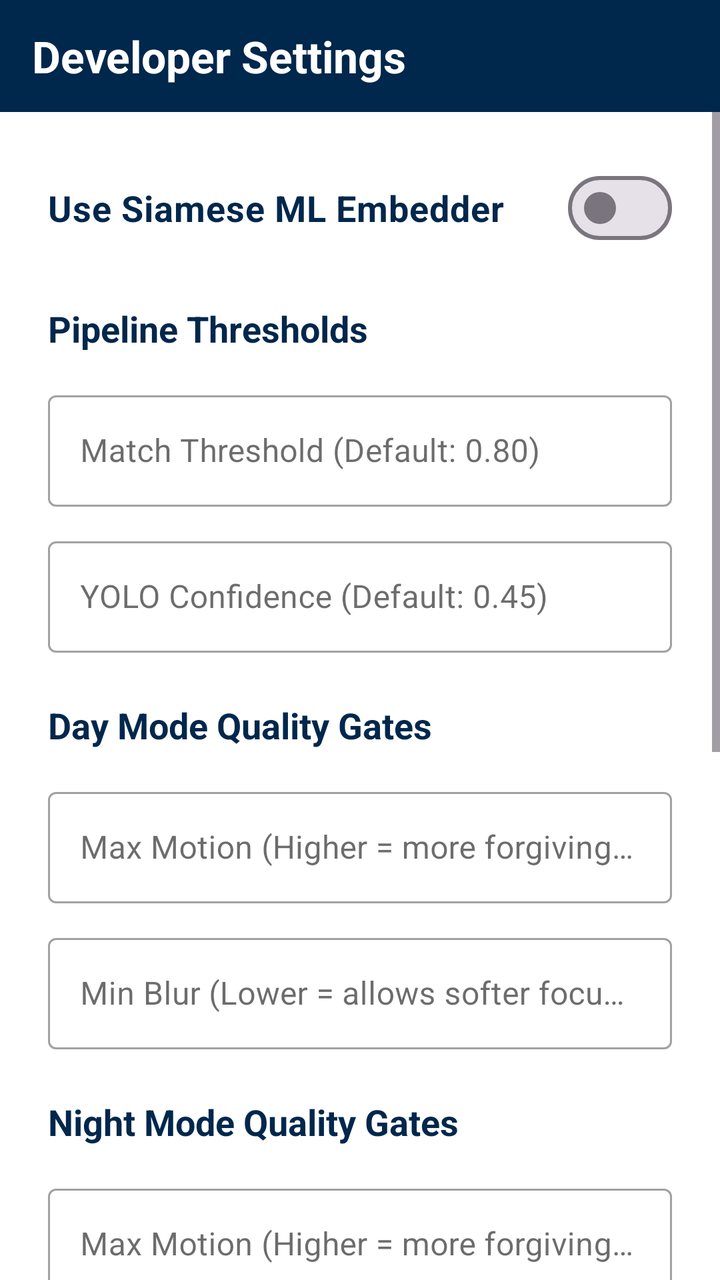
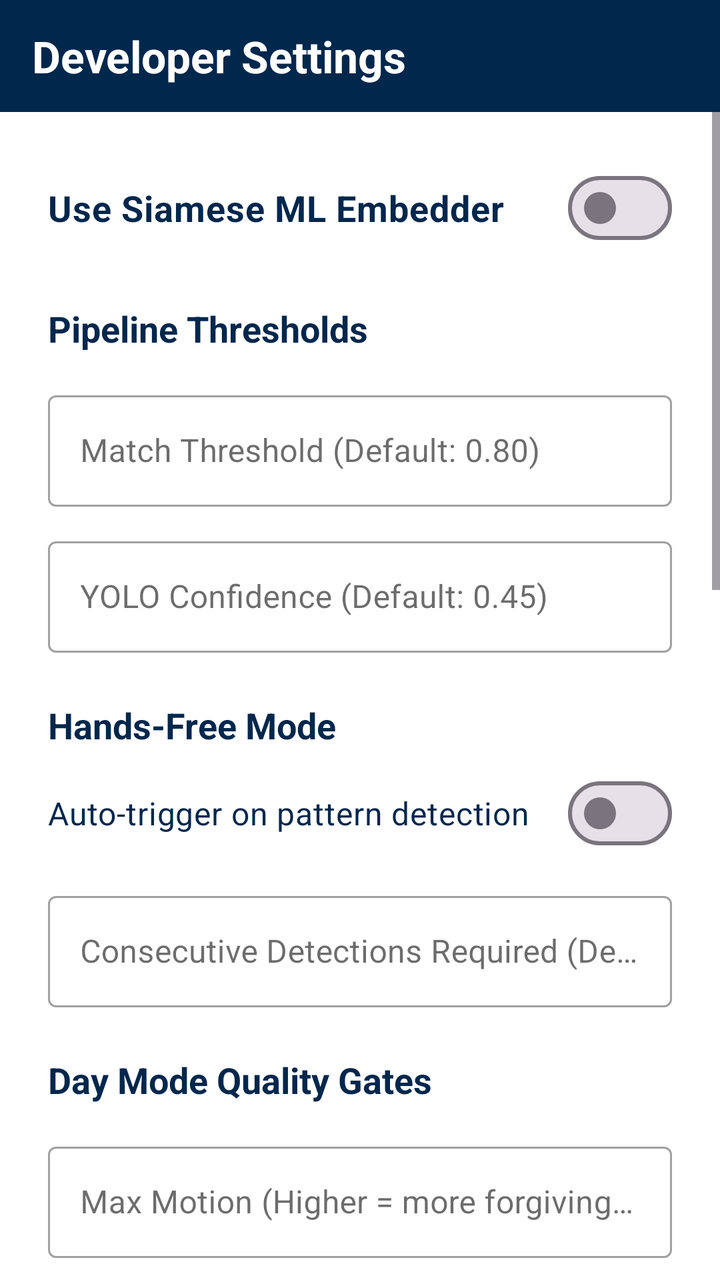

An Android layout rendered at two revisions. The XML below is the earlier revision; the diff shows what the commit changed to produce the second picture.
<!-- AndroidManifest.xml: application theme Theme.TapeWear -->
<!-- res/layout/activity_settings.xml -->
<?xml version="1.0" encoding="utf-8"?>
<LinearLayout xmlns:android="http://schemas.android.com/apk/res/android"
    xmlns:app="http://schemas.android.com/apk/res-auto"
    android:layout_width="match_parent"
    android:layout_height="match_parent"
    android:orientation="vertical"
    android:focusable="true"
    android:focusableInTouchMode="true"
    android:background="@color/tw_bg">

    <com.google.android.material.appbar.MaterialToolbar
        android:id="@+id/settingsToolbar"
        android:layout_width="match_parent"
        android:layout_height="56dp"
        android:background="@color/umich_blue"
        android:elevation="4dp"
        app:title="Developer Settings"
        app:titleTextColor="@color/tw_bg" />

    <ScrollView
        android:layout_width="match_parent"
        android:layout_height="match_parent"
        android:scrollbars="vertical">

        <LinearLayout
            android:layout_width="match_parent"
            android:layout_height="wrap_content"
            android:paddingStart="24dp"
            android:paddingEnd="24dp"
            android:paddingTop="24dp"
            android:paddingBottom="120dp"
            android:orientation="vertical"
            android:descendantFocusability="beforeDescendants"
            android:focusable="true"
            android:focusableInTouchMode="true">

            <com.google.android.material.materialswitch.MaterialSwitch
                android:id="@+id/switchUseML"
                android:layout_width="match_parent"
                android:layout_height="wrap_content"
                android:text="Use Siamese ML Embedder"
                android:textSize="18sp"
                android:textStyle="bold"
                android:textColor="@color/umich_blue"
                android:layout_marginBottom="24dp" />

            <TextView
                android:layout_width="wrap_content"
                android:layout_height="wrap_content"
                android:text="Pipeline Thresholds"
                android:textSize="18sp"
                android:textStyle="bold"
                android:textColor="@color/umich_blue"
                android:layout_marginBottom="16dp" />

            <com.google.android.material.textfield.TextInputLayout
                android:layout_width="match_parent"
                android:layout_height="wrap_content"
                android:hint="Match Threshold (Default: 0.80)"
                style="@style/Widget.MaterialComponents.TextInputLayout.OutlinedBox">
                <com.google.android.material.textfield.TextInputEditText
                    android:id="@+id/inputMatchThreshold"
                    android:layout_width="match_parent"
                    android:layout_height="wrap_content"
                    android:inputType="numberDecimal" />
            </com.google.android.material.textfield.TextInputLayout>

            <com.google.android.material.textfield.TextInputLayout
                android:layout_width="match_parent"
                android:layout_height="wrap_content"
                android:layout_marginTop="12dp"
                android:hint="YOLO Confidence (Default: 0.45)"
                style="@style/Widget.MaterialComponents.TextInputLayout.OutlinedBox">
                <com.google.android.material.textfield.TextInputEditText
                    android:id="@+id/inputYoloConf"
                    android:layout_width="match_parent"
                    android:layout_height="wrap_content"
                    android:inputType="numberDecimal" />
            </com.google.android.material.textfield.TextInputLayout>

            <TextView
                android:layout_width="wrap_content"
                android:layout_height="wrap_content"
                android:text="Day Mode Quality Gates"
                android:textSize="18sp"
                android:textStyle="bold"
                android:textColor="@color/umich_blue"
                android:layout_marginTop="24dp"
                android:layout_marginBottom="16dp" />

            <com.google.android.material.textfield.TextInputLayout
                android:layout_width="match_parent"
                android:layout_height="wrap_content"
                android:hint="Max Motion (Higher = more forgiving, Default: 30.0)"
                style="@style/Widget.MaterialComponents.TextInputLayout.OutlinedBox">
                <com.google.android.material.textfield.TextInputEditText
                    android:id="@+id/inputDayMotionMax"
                    android:layout_width="match_parent"
                    android:layout_height="wrap_content"
                    android:inputType="numberDecimal" />
            </com.google.android.material.textfield.TextInputLayout>

            <com.google.android.material.textfield.TextInputLayout
                android:layout_width="match_parent"
                android:layout_height="wrap_content"
                android:layout_marginTop="12dp"
                android:hint="Min Blur (Lower = allows softer focus, Default: 10.0)"
                style="@style/Widget.MaterialComponents.TextInputLayout.OutlinedBox">
                <com.google.android.material.textfield.TextInputEditText
                    android:id="@+id/inputDayBlurMin"
                    android:layout_width="match_parent"
                    android:layout_height="wrap_content"
                    android:inputType="numberDecimal" />
            </com.google.android.material.textfield.TextInputLayout>

            <TextView
                android:layout_width="wrap_content"
                android:layout_height="wrap_content"
                android:text="Night Mode Quality Gates"
                android:textSize="18sp"
                android:textStyle="bold"
                android:textColor="@color/umich_blue"
                android:layout_marginTop="24dp"
                android:layout_marginBottom="16dp" />

            <com.google.android.material.textfield.TextInputLayout
                android:layout_width="match_parent"
                android:layout_height="wrap_content"
                android:hint="Max Motion (Higher = more forgiving, Default: 30.0)"
                style="@style/Widget.MaterialComponents.TextInputLayout.OutlinedBox">
                <com.google.android.material.textfield.TextInputEditText
                    android:id="@+id/inputNightMotionMax"
                    android:layout_width="match_parent"
                    android:layout_height="wrap_content"
                    android:inputType="numberDecimal" />
            </com.google.android.material.textfield.TextInputLayout>

            <com.google.android.material.textfield.TextInputLayout
                android:layout_width="match_parent"
                android:layout_height="wrap_content"
                android:layout_marginTop="12dp"
                android:hint="Min Blur (Lower = allows softer focus, Default: 10.0)"
                style="@style/Widget.MaterialComponents.TextInputLayout.OutlinedBox">
                <com.google.android.material.textfield.TextInputEditText
                    android:id="@+id/inputNightBlurMin"
                    android:layout_width="match_parent"
                    android:layout_height="wrap_content"
                    android:inputType="numberDecimal" />
            </com.google.android.material.textfield.TextInputLayout>

            <TextView
                android:layout_width="wrap_content"
                android:layout_height="wrap_content"
                android:text="Registration Capture"
                android:textSize="18sp"
                android:textStyle="bold"
                android:textColor="@color/umich_blue"
                android:layout_marginTop="24dp"
                android:layout_marginBottom="16dp" />

            <com.google.android.material.textfield.TextInputLayout
                android:layout_width="match_parent"
                android:layout_height="wrap_content"
                android:hint="Burst Duration (ms) (Default: 10000)"
                style="@style/Widget.MaterialComponents.TextInputLayout.OutlinedBox">
                <com.google.android.material.textfield.TextInputEditText
                    android:id="@+id/inputRegBurstMs"
                    android:layout_width="match_parent"
                    android:layout_height="wrap_content"
                    android:inputType="number" />
            </com.google.android.material.textfield.TextInputLayout>

            <com.google.android.material.textfield.TextInputLayout
                android:layout_width="match_parent"
                android:layout_height="wrap_content"
                android:layout_marginTop="12dp"
                android:hint="Target Good Frames (Default: 5)"
                style="@style/Widget.MaterialComponents.TextInputLayout.OutlinedBox">
                <com.google.android.material.textfield.TextInputEditText
                    android:id="@+id/inputRegFrames"
                    android:layout_width="match_parent"
                    android:layout_height="wrap_content"
                    android:inputType="number" />
            </com.google.android.material.textfield.TextInputLayout>

            <LinearLayout
                android:layout_width="match_parent"
                android:layout_height="wrap_content"
                android:orientation="horizontal"
                android:layout_marginTop="32dp"
                android:gravity="center_horizontal">

                <Button
                    android:id="@+id/btnResetSettings"
                    style="@style/Widget.MaterialComponents.Button.TextButton"
                    android:layout_width="0dp"
                    android:layout_height="48dp"
                    android:layout_weight="1"
                    android:text="Restore Defaults"
                    android:textColor="@android:color/darker_gray" />

                <Space
                    android:layout_width="16dp"
                    android:layout_height="wrap_content" />

                <Button
                    android:id="@+id/btnSaveSettings"
                    android:layout_width="0dp"
                    android:layout_height="48dp"
                    android:layout_weight="1"
                    android:text="Save &amp; Apply"
                    app:backgroundTint="@color/umich_maize"
                    android:textColor="@color/umich_blue"
                    android:textStyle="bold" />

            </LinearLayout>

        </LinearLayout>
    </ScrollView>

</LinearLayout>
<!-- resources referenced by this layout -->
<resources>
  <color name="tw_bg">#FFFFFF</color>
  <color name="umich_blue">#00274C</color>
  <color name="umich_maize">#FFCB05</color>
  <style name="Theme.TapeWear" parent="Theme.Material3.Light.NoActionBar">
          
          <item name="colorPrimary">@color/umich_blue</item>
          <item name="colorOnPrimary">@color/tw_bg</item>
          <item name="colorSecondary">@color/umich_maize</item>
          <item name="colorOnSecondary">@color/umich_blue</item>
  
          
          <item name="android:statusBarColor">@color/umich_blue</item>
          <item name="android:navigationBarColor">@color/umich_blue</item>
          <item name="colorSurface">@color/tw_bg</item>
          <item name="colorOnSurface">@color/tw_text_primary</item>
  
          <item name="android:fontFamily">sans-serif</item>
          <item name="fontFamily">sans-serif</item>
  
  
          
          <item name="materialButtonStyle">@style/TW.Button</item>
          <item name="textAppearanceBodyLarge">@style/TW.BodyLarge</item>
          <item name="textAppearanceTitleLarge">@style/TW.TitleLarge</item>
      </style>
  <color name="tw_text_primary">#0A0A0A</color>
  <style name="TW.Button" parent="Widget.Material3.Button">
          <item name="android:textAllCaps">false</item>
          <item name="backgroundTint">@color/umich_blue</item>
          <item name="android:textColor">@color/tw_bg</item>
          <item name="cornerRadius">16dp</item>
      </style>
  <style name="TW.BodyLarge" parent="TextAppearance.Material3.BodyLarge">
          <item name="android:textColor">@color/tw_text_primary</item>
      </style>
  <style name="TW.TitleLarge" parent="TextAppearance.Material3.TitleLarge">
          <item name="android:textStyle">bold</item>
          <item name="android:textColor">@color/tw_bg</item>
      </style>
</resources>

<!-- the commit's change to res/layout/activity_settings.xml (unified diff, before → after) -->
@@ -81,6 +81,37 @@
             <TextView
                 android:layout_width="wrap_content"
                 android:layout_height="wrap_content"
+                android:text="Hands-Free Mode"
+                android:textSize="18sp"
+                android:textStyle="bold"
+                android:textColor="@color/umich_blue"
+                android:layout_marginTop="24dp"
+                android:layout_marginBottom="8dp" />
+
+            <com.google.android.material.materialswitch.MaterialSwitch
+                android:id="@+id/switchHandsFree"
+                android:layout_width="match_parent"
+                android:layout_height="wrap_content"
+                android:text="Auto-trigger on pattern detection"
+                android:textSize="16sp"
+                android:textColor="@color/umich_blue"
+                android:layout_marginBottom="12dp" />
+
+            <com.google.android.material.textfield.TextInputLayout
+                android:layout_width="match_parent"
+                android:layout_height="wrap_content"
+                android:hint="Consecutive Detections Required (Default: 3)"
+                style="@style/Widget.MaterialComponents.TextInputLayout.OutlinedBox">
+                <com.google.android.material.textfield.TextInputEditText
+                    android:id="@+id/inputHandsFreeHits"
+                    android:layout_width="match_parent"
+                    android:layout_height="wrap_content"
+                    android:inputType="number" />
+            </com.google.android.material.textfield.TextInputLayout>
+
+            <TextView
+                android:layout_width="wrap_content"
+                android:layout_height="wrap_content"
                 android:text="Day Mode Quality Gates"
                 android:textSize="18sp"
                 android:textStyle="bold"
@@ -182,6 +213,140 @@
                     android:layout_height="wrap_content"
                     android:inputType="number" />
             </com.google.android.material.textfield.TextInputLayout>
+
+            
+            <TextView
+                android:layout_width="wrap_content"
+                android:layout_height="wrap_content"
+                android:text="Experiment Mode"
+                android:textSize="18sp"
+                android:textStyle="bold"
+                android:textColor="@color/umich_blue"
+                android:layout_marginTop="32dp"
+                android:layout_marginBottom="16dp" />
+                
+            <TextView
+                android:layout_width="match_parent"
+                android:layout_height="wrap_content"
+                android:text="Replaces standard registration and authentication with structured data collection flow for 30 users."
+                android:textSize="14sp"
+                android:textColor="@android:color/darker_gray"
+                android:layout_marginBottom="12dp" />
+
+            <com.google.android.material.materialswitch.MaterialSwitch
+                android:id="@+id/switchExperimentMode"
+                android:layout_width="match_parent"
+                android:layout_height="wrap_content"
+                android:text="Enable Experiment Mode"
+                android:textSize="16sp"
+                android:textStyle="bold"
+                android:textColor="@color/umich_blue"
+                android:layout_marginBottom="16dp" />
+
+            <LinearLayout
+                android:id="@+id/experimentActionsGroup"
+                android:layout_width="match_parent"
+                android:layout_height="wrap_content"
+                android:orientation="vertical"
+                android:visibility="gone">
+
+                <com.google.android.material.materialswitch.MaterialSwitch
+                    android:id="@+id/switchExperimentFlash"
+                    android:layout_width="match_parent"
+                    android:layout_height="wrap_content"
+                    android:text="Use Flashlight During Dim Experiments"
+                    android:textSize="16sp"
+                    android:textColor="@color/umich_blue"
+                    android:layout_marginBottom="12dp" />
+
+                <com.google.android.material.textfield.TextInputLayout
+                    android:layout_width="match_parent"
+                    android:layout_height="wrap_content"
+                    android:layout_marginTop="12dp"
+                    android:hint="Operator ID"
+                    style="@style/Widget.MaterialComponents.TextInputLayout.OutlinedBox">
+                    <com.google.android.material.textfield.TextInputEditText
+                        android:id="@+id/inputOperatorId"
+                        android:layout_width="match_parent"
+                        android:layout_height="wrap_content"
+                        android:inputType="textNoSuggestions" />
+                </com.google.android.material.textfield.TextInputLayout>
+
+                <com.google.android.material.textfield.TextInputLayout
+                    android:layout_width="match_parent"
+                    android:layout_height="wrap_content"
+                    android:layout_marginTop="12dp"
+                    android:hint="Study Block"
+                    style="@style/Widget.MaterialComponents.TextInputLayout.OutlinedBox">
+                    <com.google.android.material.textfield.TextInputEditText
+                        android:id="@+id/inputStudyBlock"
+                        android:layout_width="match_parent"
+                        android:layout_height="wrap_content"
+                        android:inputType="textNoSuggestions" />
+                </com.google.android.material.textfield.TextInputLayout>
+
+                <Button
+                    android:id="@+id/btnStartNewStudySession"
+                    style="@style/Widget.MaterialComponents.Button.OutlinedButton"
+                    android:layout_width="match_parent"
+                    android:layout_height="wrap_content"
+                    android:text="Start New Study Session"
+                    android:layout_marginTop="12dp"
+                    android:layout_marginBottom="8dp" />
+
+                <TextView
+                    android:id="@+id/textStudySummary"
+                    android:layout_width="match_parent"
+                    android:layout_height="wrap_content"
+                    android:textColor="@android:color/darker_gray"
+                    android:textSize="13sp"
+                    android:layout_marginBottom="12dp"
+                    android:fontFamily="monospace"
+                    android:text="Study summary unavailable." />
+
+                <Button
+                    android:id="@+id/btnExportMetrics"
+                    style="@style/Widget.MaterialComponents.Button.OutlinedButton"
+                    android:layout_width="match_parent"
+                    android:layout_height="wrap_content"
+                    android:text="Export All Metrics (Zip &amp; Share)"
+                    android:layout_marginBottom="8dp" />
+
+                <Button
+                    android:id="@+id/btnRunCrossAuth"
+                    style="@style/Widget.MaterialComponents.Button.OutlinedButton"
+                    android:layout_width="match_parent"
+                    android:layout_height="wrap_content"
+                    android:text="Compute 30x30 Cross-Authentication"
+                    android:layout_marginBottom="8dp" />
+            </LinearLayout>
+
+            <LinearLayout
+                android:id="@+id/settingsStatusRow"
+                android:layout_width="match_parent"
+                android:layout_height="wrap_content"
+                android:layout_marginTop="16dp"
+                android:gravity="center_vertical"
+                android:orientation="horizontal"
+                android:visibility="gone">
+
+                <ProgressBar
+                    android:id="@+id/settingsStatusSpinner"
+                    style="?android:attr/progressBarStyleSmall"
+                    android:layout_width="wrap_content"
+                    android:layout_height="wrap_content"
+                    android:layout_marginEnd="12dp"
+                    android:indeterminate="true" />
+
+                <TextView
+                    android:id="@+id/textSettingsStatus"
+                    android:layout_width="0dp"
+                    android:layout_height="wrap_content"
+                    android:layout_weight="1"
+                    android:textColor="@android:color/darker_gray"
+                    android:textSize="13sp"
+                    android:text="Saving settings..." />
+            </LinearLayout>
 
             <LinearLayout
                 android:layout_width="match_parent"
